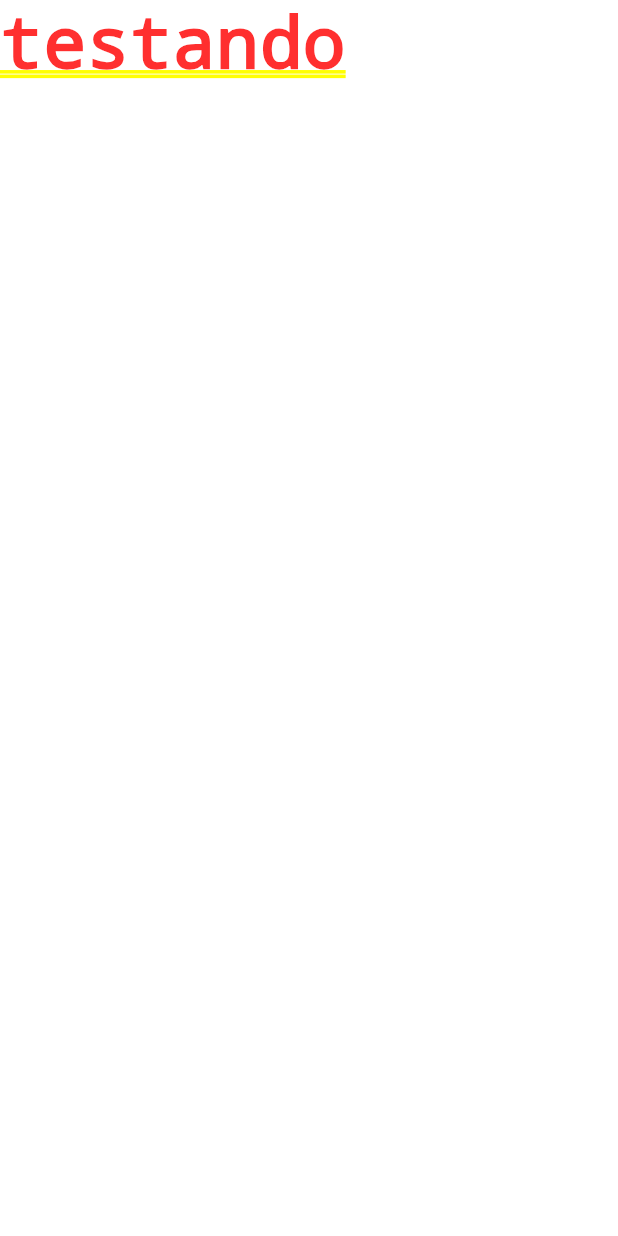
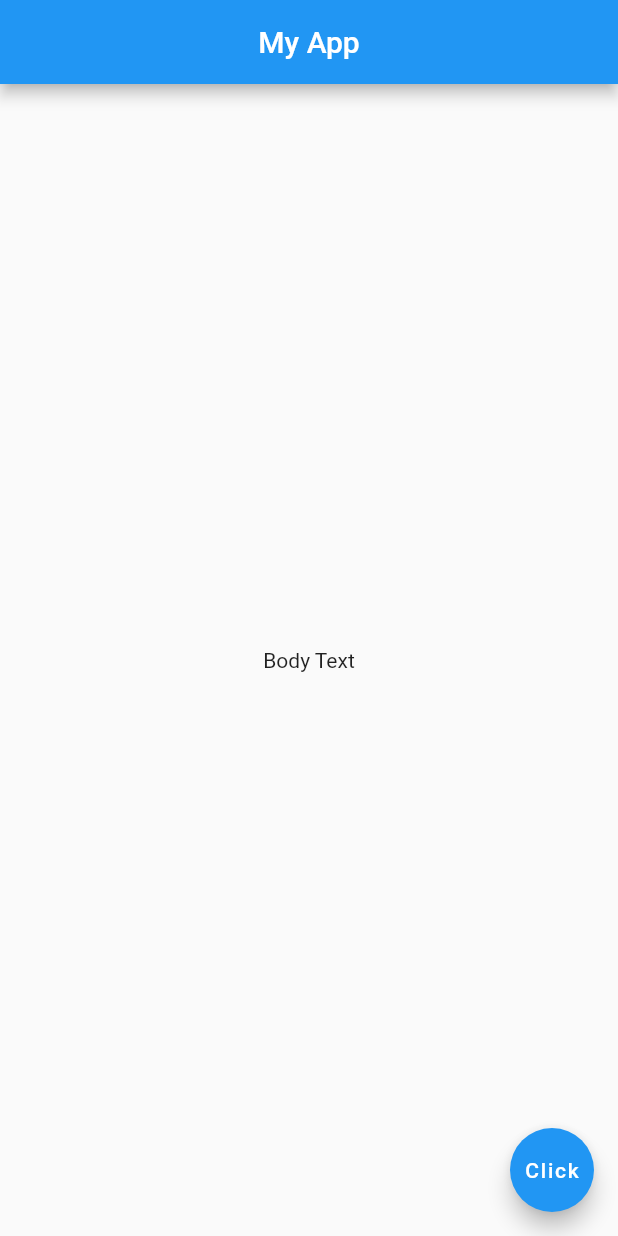
Before and after one commit to andreoni12/my_first_flutter_app, a Flutter app: the screen it shows after launch, on a phone screen of 412 x 824 dp. Run offline on Flutter 3.47's test engine with Material 2 defaults, Android fonts, the phone set to English and light mode, and no system bars.

Commit message:
Scaffold structure on app

```diff
--- a/lib/main.dart
+++ b/lib/main.dart
@@ -1,5 +1,16 @@
 import 'package:flutter/material.dart';
 
 void main() => runApp(MaterialApp(
-  home: Text('testando'),
+  home: Scaffold(
+    appBar: AppBar(
+      title: Text('My App'),
+      centerTitle: true,
+    ),
+    body: Center(
+      child: Text('Body Text'),
+    ),
+    floatingActionButton: FloatingActionButton(
+      child: Text('Click'),
+    ),
+  ),
 ));
```
